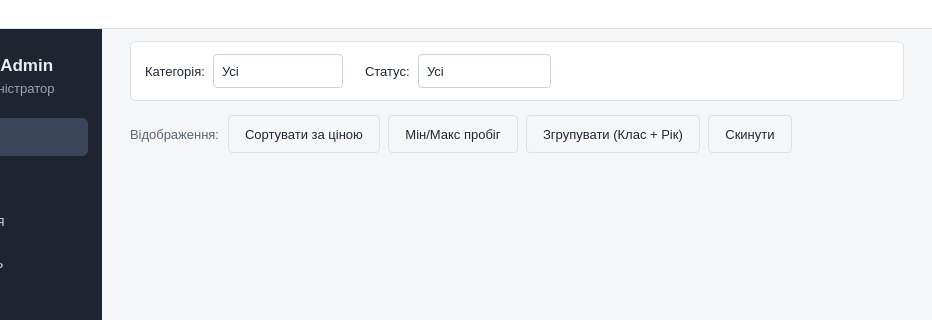
The window that adminwindow.ui (lopez1k/kursova) describes before a commit, drawn with Qt 5; both pictures show x 108 to 1040 and y 0 to 320 of the 1040 by 680 pixel window.
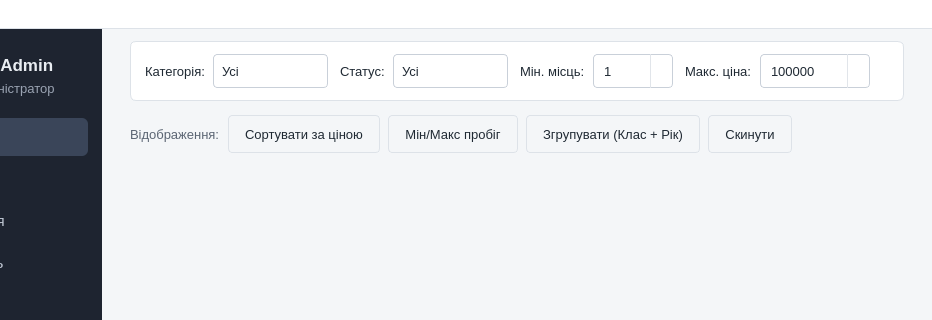
The same window after the commit.

Commit message: ui: додано можливість адміністраторам фільтрувати автомобілі за місцями та ціною

Diff of the .ui file:
```diff
--- a/adminwindow.ui
+++ b/adminwindow.ui
@@ -37,8 +37,39 @@
     background: #FFFFFF; border: 1px solid #C9D0D9; border-radius: 4px;
     padding: 5px 26px 5px 8px; min-height: 22px;
 }
-QComboBox:hover { border-color: #A9B8CC; }
-QComboBox:focus { border-color: #4A6FA5; }
+QSpinBox, QDoubleSpinBox {
+    background: #FFFFFF; border: 1px solid #C9D0D9; border-radius: 4px;
+    padding: 5px 26px 5px 8px; min-height: 22px;
+}
+QComboBox:hover, QSpinBox:hover, QDoubleSpinBox:hover { border-color: #A9B8CC; }
+QComboBox:focus, QSpinBox:focus, QDoubleSpinBox:focus { border-color: #4A6FA5; }
+QSpinBox::up-button, QDoubleSpinBox::up-button,
+QSpinBox::down-button, QDoubleSpinBox::down-button {
+    subcontrol-origin: border; width: 22px;
+    border: none; border-left: 1px solid #E1E5EA; background: transparent;
+}
+QSpinBox::up-button, QDoubleSpinBox::up-button {
+    subcontrol-position: top right; border-top-right-radius: 4px;
+}
+QSpinBox::down-button, QDoubleSpinBox::down-button {
+    subcontrol-position: bottom right; border-bottom-right-radius: 4px;
+}
+QSpinBox::up-button:hover, QDoubleSpinBox::up-button:hover,
+QSpinBox::down-button:hover, QDoubleSpinBox::down-button:hover { background: #EEF1F5; }
+QSpinBox::up-arrow, QDoubleSpinBox::up-arrow {
+    image: none; width: 0px; height: 0px;
+    border-left: 4px solid transparent; border-right: 4px solid transparent;
+    border-bottom: 4px solid #5B6573;
+}
+QSpinBox::down-arrow, QDoubleSpinBox::down-arrow {
+    image: none; width: 0px; height: 0px;
+    border-left: 4px solid transparent; border-right: 4px solid transparent;
+    border-top: 4px solid #5B6573;
+}
+QSpinBox::up-arrow:disabled, QDoubleSpinBox::up-arrow:disabled,
+QSpinBox::up-arrow:off, QDoubleSpinBox::up-arrow:off { border-bottom-color: #C9D0D9; }
+QSpinBox::down-arrow:disabled, QDoubleSpinBox::down-arrow:disabled,
+QSpinBox::down-arrow:off, QDoubleSpinBox::down-arrow:off { border-top-color: #C9D0D9; }
 QComboBox::drop-down {
     subcontrol-origin: padding; subcontrol-position: center right;
     width: 24px; border: none; background: transparent;
@@ -403,7 +434,7 @@
                <widget class="QComboBox" name="categoryFilter">
                 <property name="minimumSize">
                  <size>
-                  <width>130</width>
+                  <width>115</width>
                   <height>34</height>
                  </size>
                 </property>
@@ -439,7 +470,7 @@
                 </property>
                 <property name="sizeHint" stdset="0">
                  <size>
-                  <width>14</width>
+                  <width>4</width>
                   <height>10</height>
                  </size>
                 </property>
@@ -456,7 +487,7 @@
                <widget class="QComboBox" name="statusFilter">
                 <property name="minimumSize">
                  <size>
-                  <width>130</width>
+                  <width>115</width>
                   <height>34</height>
                  </size>
                 </property>
@@ -482,6 +513,93 @@
                 </item>
                </widget>
               </item>
+              <item>
+               <spacer name="filterGap2">
+                <property name="orientation">
+                 <enum>Qt::Orientation::Horizontal</enum>
+                </property>
+                <property name="sizeType">
+                 <enum>QSizePolicy::Policy::Fixed</enum>
+                </property>
+                <property name="sizeHint" stdset="0">
+                 <size>
+                  <width>4</width>
+                  <height>10</height>
+                 </size>
+                </property>
+               </spacer>
+              </item>
+              <item>
+               <widget class="QLabel" name="lblMinSeats">
+                <property name="text">
+                 <string>Мін. місць:</string>
+                </property>
+               </widget>
+              </item>
+              <item>
+               <widget class="QSpinBox" name="spinMinSeats">
+                <property name="minimumSize">
+                 <size>
+                  <width>80</width>
+                  <height>34</height>
+                 </size>
+                </property>
+                <property name="minimum">
+                 <number>1</number>
+                </property>
+                <property name="maximum">
+                 <number>20</number>
+                </property>
+                <property name="value">
+                 <number>1</number>
+                </property>
+               </widget>
+              </item>
+              <item>
+               <spacer name="filterGap3">
+                <property name="orientation">
+                 <enum>Qt::Orientation::Horizontal</enum>
+                </property>
+                <property name="sizeType">
+                 <enum>QSizePolicy::Policy::Fixed</enum>
+                </property>
+                <property name="sizeHint" stdset="0">
+                 <size>
+                  <width>4</width>
+                  <height>10</height>
+                 </size>
+                </property>
+               </spacer>
+              </item>
+              <item>
+               <widget class="QLabel" name="lblMaxPrice">
+                <property name="text">
+                 <string>Макс. ціна:</string>
+                </property>
+               </widget>
+              </item>
+              <item>
+               <widget class="QDoubleSpinBox" name="spinMaxPrice">
+                <property name="minimumSize">
+                 <size>
+                  <width>110</width>
+                  <height>34</height>
+                 </size>
+                </property>
+                <property name="decimals">
+                 <number>0</number>
+                </property>
+                <property name="maximum">
+                 <double>100000.000000000000000</double>
+                </property>
+                <property name="singleStep">
+                 <double>100.000000000000000</double>
+                </property>
+                <property name="value">
+                 <double>100000.000000000000000</double>
+                </property>
+               </widget>
+              </item>
               <item>
                <spacer name="filterSpacer">
                 <property name="orientation">
```
The commit also changes 4 other files.
